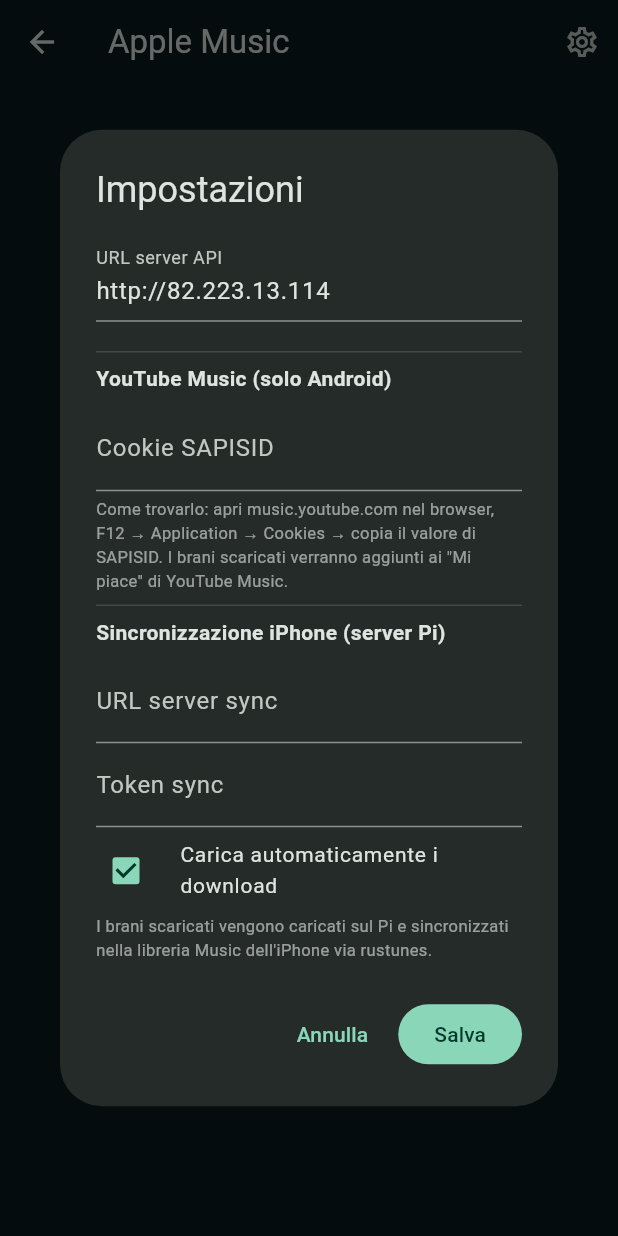
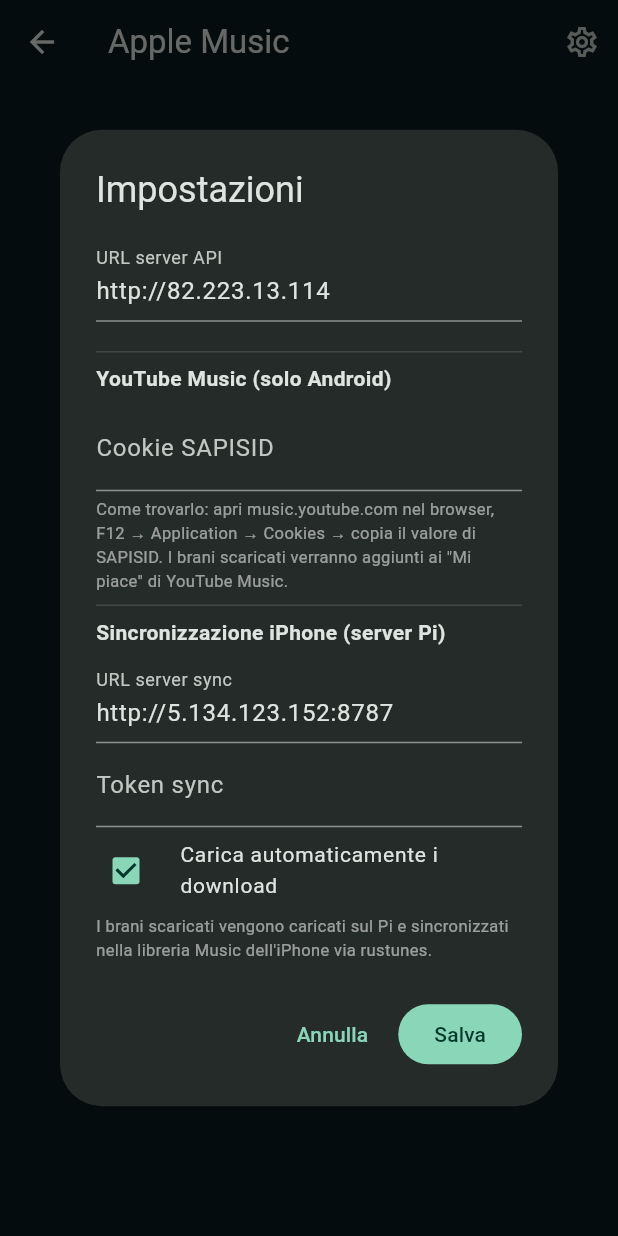
Before and after one commit to farinellamanuel49-byte/whatsapp-frontend, a Flutter app: the AppleMusicPage screen opened directly, after a tap on the "settings" icon, on a phone screen of 412 x 824 dp. Run offline on Flutter 3.47's test engine with Material 3 defaults, Android fonts, the phone set to English and light mode, and no system bars; our stand-ins replace dio, just_audio, shared_preferences; missing offline and left inert: music_kit; accounts and stored records are empty; network calls fail.

Commit message:
Set Pi sync server default URL (5.134.123.152:8787)
Generated with [Devin](https://devin.ai)

Co-Authored-By: Devin <158243242+devin-ai-integration[bot]@users.noreply.github.com>

```diff
--- a/codemagic.yaml
+++ b/codemagic.yaml
@@ -20,7 +20,7 @@ workflows:
       - name: Build iOS senza firma
         script: |
           flutter build ios --release --no-codesign \
-            --dart-define=SYNC_SERVER_URL="${SYNC_SERVER_URL:-}" \
+            --dart-define=SYNC_SERVER_URL="${SYNC_SERVER_URL:-http://5.134.123.152:8787}" \
             --dart-define=SYNC_TOKEN="${SYNC_TOKEN:-RXzDPp5ucM7VQhM0NK4mUycBDgWlq9l7}"
       - name: Package IPA
         script: |
--- a/mobile/lib/config.dart
+++ b/mobile/lib/config.dart
@@ -19,7 +19,7 @@ class Settings extends ChangeNotifier {
   // Server di sincronizzazione (Pi + sync_api.py + rustunes).
   // I default possono essere fissati a build-time con --dart-define.
   String syncServerUrl = const String.fromEnvironment(
-      'SYNC_SERVER_URL', defaultValue: '');
+      'SYNC_SERVER_URL', defaultValue: 'http://5.134.123.152:8787');
   String syncToken =
       const String.fromEnvironment('SYNC_TOKEN', defaultValue: '');
   bool syncAutoUpload = true;
```
